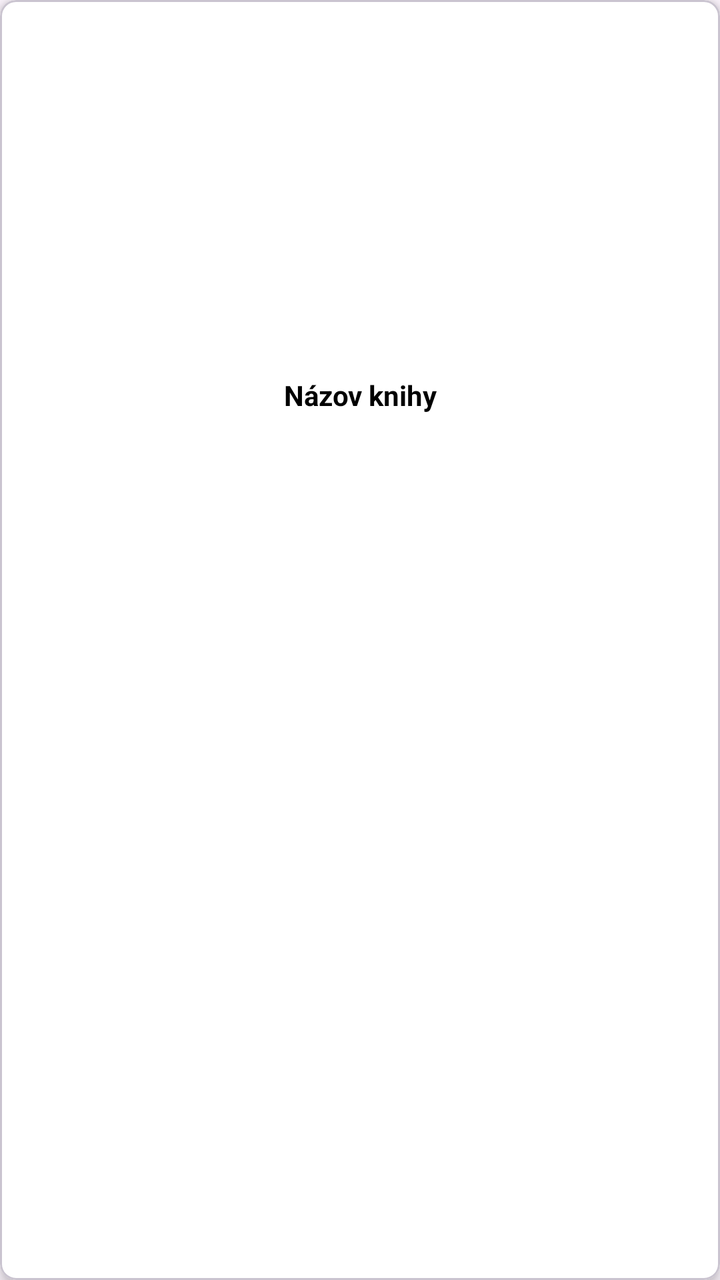
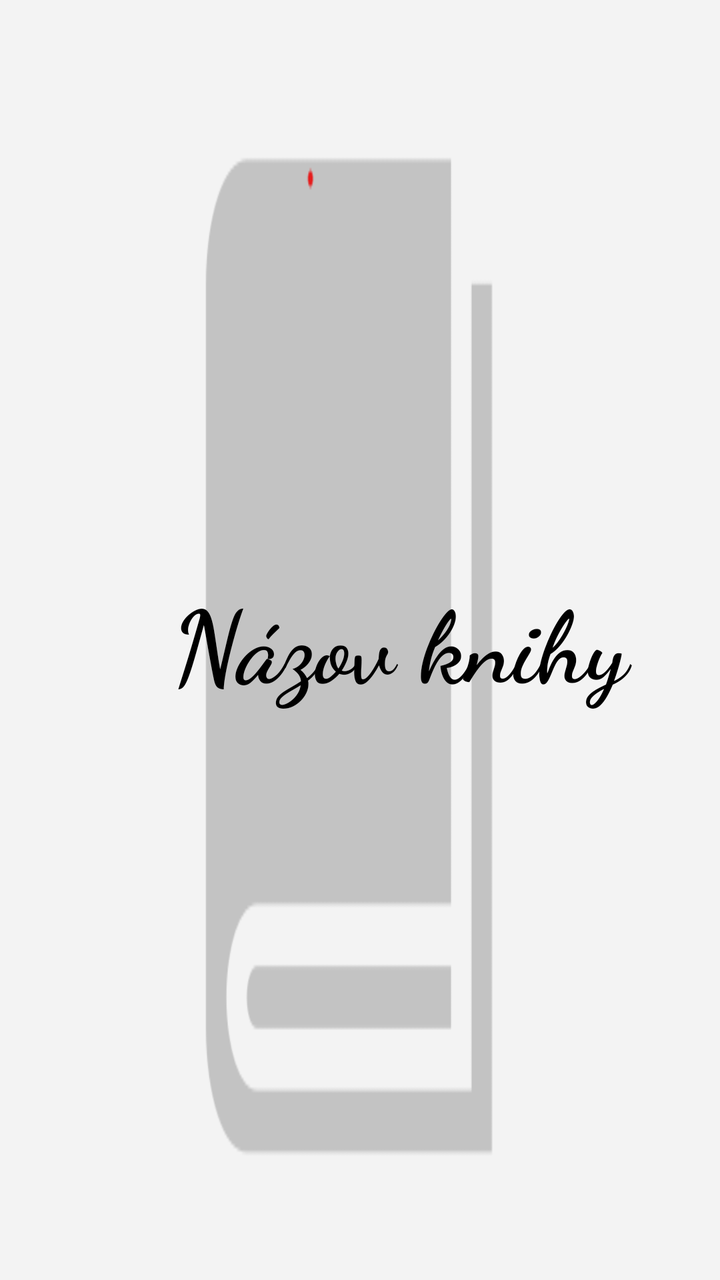

Two renders of the same Android screen: before a commit and after it. Below are the layout's source before the change and the commit's diff.
<!-- AndroidManifest.xml: application theme Theme.Bookshelf -->
<!-- res/layout/book_item.xml -->
<?xml version="1.0" encoding="utf-8"?>
<com.google.android.material.card.MaterialCardView
    xmlns:android="http://schemas.android.com/apk/res/android"
    xmlns:app="http://schemas.android.com/apk/res-auto"
    android:layout_width="match_parent"
    android:layout_height="wrap_content"
    android:layout_margin="8dp"
    app:cardCornerRadius="8dp"
    app:cardElevation="4dp"
    app:cardBackgroundColor="@color/white">

    <androidx.constraintlayout.widget.ConstraintLayout
        android:layout_width="match_parent"
        android:layout_height="wrap_content">

        <ImageView
            android:id="@+id/imgBookItemCover"
            android:layout_width="match_parent"
            android:layout_height="180dp"
            android:scaleType="centerCrop"
            android:src="@drawable/default_cover"
            app:layout_constraintTop_toTopOf="parent"
            app:layout_constraintStart_toStartOf="parent"
            app:layout_constraintEnd_toEndOf="parent" />

        <TextView
            android:id="@+id/btnBookItem"
            android:layout_width="match_parent"
            android:layout_height="wrap_content"
            android:padding="8dp"
            android:text="Názov knihy"
            android:textColor="@color/black"
            android:textSize="14sp"
            android:textStyle="bold"
            android:maxLines="2"
            android:ellipsize="end"
            android:gravity="center"
            app:layout_constraintTop_toBottomOf="@id/imgBookItemCover"
            app:layout_constraintBottom_toBottomOf="parent" />

        <View
            android:id="@+id/readIndicator"
            android:layout_width="12dp"
            android:layout_height="12dp"
            android:layout_margin="8dp"
            android:background="@android:color/holo_green_light"
            android:visibility="gone"
            app:layout_constraintTop_toTopOf="parent"
            app:layout_constraintEnd_toEndOf="parent" />

    </androidx.constraintlayout.widget.ConstraintLayout>
</com.google.android.material.card.MaterialCardView>
<!-- resources referenced by this layout -->
<resources>
  <color name="black">#FF000000</color>
  <color name="white">#FFFFFFFF</color>
  <!-- drawable default_cover (drawable) -->
  <?xml version="1.0" encoding="utf-8"?>
  <shape xmlns:android="http://schemas.android.com/apk/res/android"
      android:shape="rectangle"
      android:color="@color/grey">
  </shape>
  <style name="Theme.Bookshelf" parent="Base.Theme.Bookshelf" />
  <color name="grey">#575757</color>
  <style name="Base.Theme.Bookshelf" parent="Theme.Material3.DayNight.NoActionBar">
          
          
      </style>
</resources>

<!-- the commit's change to res/layout/book_item.xml (unified diff, before → after) -->
@@ -1,52 +1,23 @@
 <?xml version="1.0" encoding="utf-8"?>
-<com.google.android.material.card.MaterialCardView
-    xmlns:android="http://schemas.android.com/apk/res/android"
-    xmlns:app="http://schemas.android.com/apk/res-auto"
+<LinearLayout xmlns:android="http://schemas.android.com/apk/res/android"
     android:layout_width="match_parent"
-    android:layout_height="wrap_content"
-    android:layout_margin="8dp"
-    app:cardCornerRadius="8dp"
-    app:cardElevation="4dp"
-    app:cardBackgroundColor="@color/white">
+    android:layout_height="160dp"
+    android:orientation="vertical"
+    android:layout_marginBottom="25dp"
+    android:background="@drawable/no_cover_available"
+    >
 
-    <androidx.constraintlayout.widget.ConstraintLayout
-        android:layout_width="match_parent"
-        android:layout_height="wrap_content">
-
-        <ImageView
-            android:id="@+id/imgBookItemCover"
-            android:layout_width="match_parent"
-            android:layout_height="180dp"
-            android:scaleType="centerCrop"
-            android:src="@drawable/default_cover"
-            app:layout_constraintTop_toTopOf="parent"
-            app:layout_constraintStart_toStartOf="parent"
-            app:layout_constraintEnd_toEndOf="parent" />
-
-        <TextView
-            android:id="@+id/btnBookItem"
-            android:layout_width="match_parent"
-            android:layout_height="wrap_content"
-            android:padding="8dp"
-            android:text="Názov knihy"
-            android:textColor="@color/black"
-            android:textSize="14sp"
-            android:textStyle="bold"
-            android:maxLines="2"
-            android:ellipsize="end"
-            android:gravity="center"
-            app:layout_constraintTop_toBottomOf="@id/imgBookItemCover"
-            app:layout_constraintBottom_toBottomOf="parent" />
-
-        <View
-            android:id="@+id/readIndicator"
-            android:layout_width="12dp"
-            android:layout_height="12dp"
-            android:layout_margin="8dp"
-            android:background="@android:color/holo_green_light"
-            android:visibility="gone"
-            app:layout_constraintTop_toTopOf="parent"
-            app:layout_constraintEnd_toEndOf="parent" />
-
-    </androidx.constraintlayout.widget.ConstraintLayout>
-</com.google.android.material.card.MaterialCardView>
+    <Button
+        android:id="@+id/btnBookItem"
+        android:layout_width="400dp"
+        android:layout_height="match_parent"
+        android:background="@drawable/transparent"
+        android:fontFamily="cursive"
+        android:gravity="center"
+        android:text="Názov knihy"
+        android:textAllCaps="false"
+        android:textColor="@color/black"
+        android:textFontWeight="700"
+        android:textSize="50sp"
+        android:textStyle="bold" />
+</LinearLayout>
<!-- resource entries referenced after the edit -->
@@ -1,15 +1,13 @@
 <!-- resources referenced by this layout -->
 <resources>
   <color name="black">#FF000000</color>
-  <color name="white">#FFFFFFFF</color>
-  <!-- drawable default_cover (drawable) -->
+  <!-- drawable no_cover_available: png bitmap (drawable, 4073 bytes) -->
+  <!-- drawable transparent (drawable) -->
   <?xml version="1.0" encoding="utf-8"?>
-  <shape xmlns:android="http://schemas.android.com/apk/res/android"
-      android:shape="rectangle"
-      android:color="@color/grey">
-  </shape>
+  <selector xmlns:android="http://schemas.android.com/apk/res/android">
+  
+  </selector>
   <style name="Theme.Bookshelf" parent="Base.Theme.Bookshelf" />
-  <color name="grey">#575757</color>
   <style name="Base.Theme.Bookshelf" parent="Theme.Material3.DayNight.NoActionBar">
           
           
